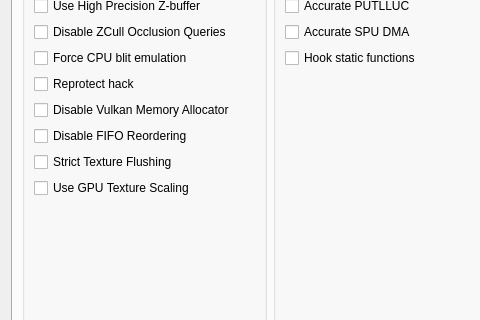
Above: rpcs3/rpcs3qt/settings_dialog.ui from Satan86/rpcs3 before the change; both pictures show x 0 to 480 and y 183 to 503 of the 796 by 677 pixel window. Below: the same form after it.
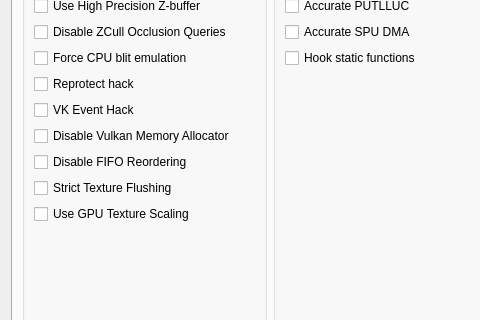
That is the form after the change. The open tabs and pages were chosen to show the change. Icons and pictures are not drawn.

Commit message:
VK Event Hack (Thanks to @Xcedf)
Known to improve performance where Write Color Buffer or Write Depth Buffer is used

```diff
--- a/rpcs3/rpcs3qt/settings_dialog.ui
+++ b/rpcs3/rpcs3qt/settings_dialog.ui
@@ -3404,6 +3404,13 @@
               </property>
              </widget>
             </item>
+            <item>
+             <widget class="QCheckBox" name="vk_event_hack">
+              <property name="text">
+               <string>VK Event Hack</string>
+              </property>
+             </widget>
+            </item>
             <item>
              <widget class="QCheckBox" name="disableVulkanMemAllocator">
               <property name="text">
```
The commit also changes 5 other files.
